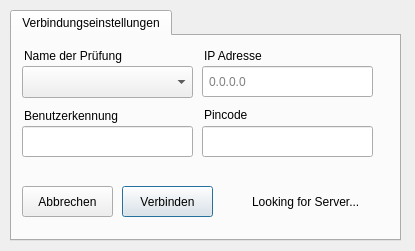
The window that client/student.ui (valueerrorx/life-exam) describes before a commit, drawn with Qt 5.
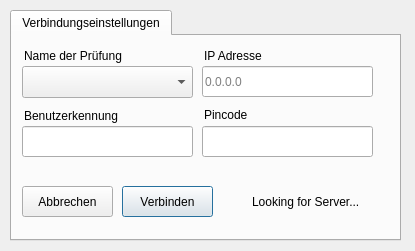
The same window after the commit. Icons and pictures are not drawn.

Commit message: fixed padding in student ui

```diff
--- a/client/student.ui
+++ b/client/student.ui
@@ -109,7 +109,7 @@
       </rect>
      </property>
      <property name="styleSheet">
-      <string notr="true">padding:4px;</string>
+      <string notr="true">padding:0px;</string>
      </property>
      <property name="text">
       <string/>
```
Left out of the diff: 4 changed lines with no effect on the pictures.
